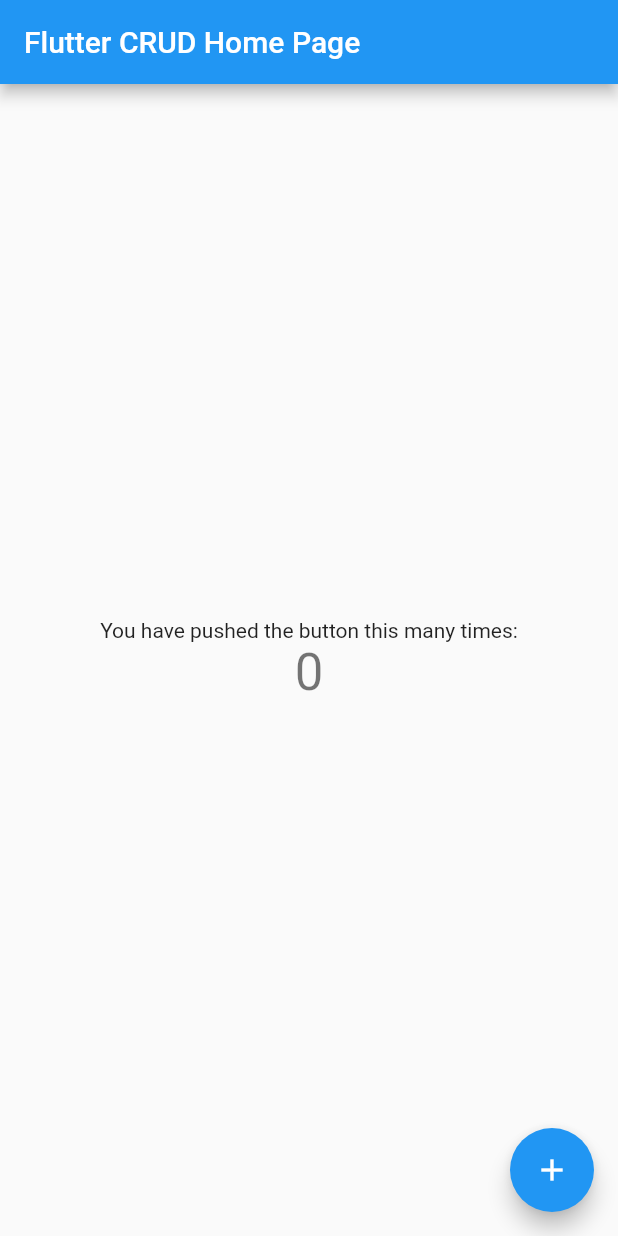
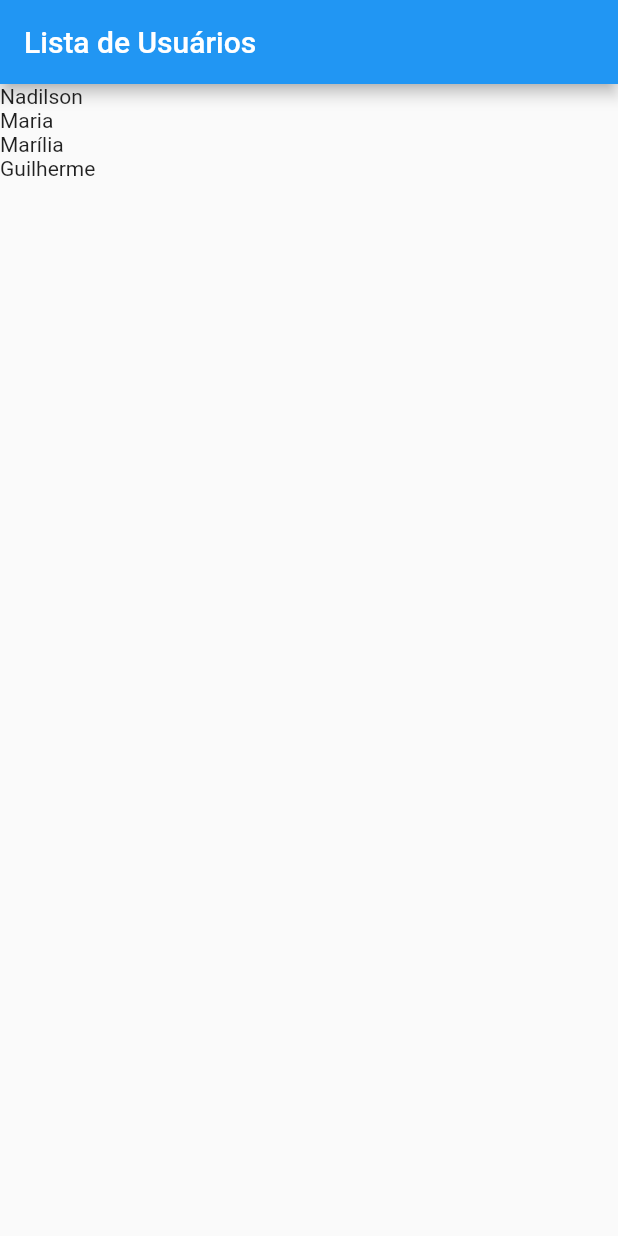
Before and after one commit to Nadilson-IFPE/flutter_crud, a Flutter app: the screen it shows after launch, on a phone screen of 412 x 824 dp. Run offline on Flutter 3.47's test engine with Material 2 defaults, Android fonts, the phone set to English and light mode, and no system bars.

Commit message:
Lista de Usuários

```diff
--- a/lib/data/dummy_users.dart
+++ b/lib/data/dummy_users.dart
@@ -1,29 +1,29 @@
 import 'package:flutter_crud/models/user.dart';
 
 const DUMMY_USERS = {
-    '1': const User(
+    '1': User(
         id: '1',
         name: 'Nadilson',
         email: 'nadilson@alunos.com.br',
-        avatarURL: 'https://cdn.pixabay.com/photo/2016/08/31/11/54/user-1633249_960_720.png'
+        avatarURL: 'https://cdn.pixabay.com/photo/2016/08/31/11/54/user-1633249_960_720.png',
     ),
-    '2': const User(
+    '2': User(
         id: '2',
         name: 'Maria',
         email: 'maria@alunos.com.br',
-        avatarURL: 'https://cdn.pixabay.com/photo/2016/08/31/11/54/user-1633249_960_720.png'
+        avatarURL: 'https://cdn.pixabay.com/photo/2016/08/31/11/54/user-1633249_960_720.png',
     ),
-    '3': const User(
+    '3': User(
         id: '3',
         name: 'Marília',
         email: 'marilia@alunos.com.br',
-        avatarURL: 'https://cdn.pixabay.com/photo/2016/08/31/11/54/user-1633249_960_720.png'
+        avatarURL: 'https://cdn.pixabay.com/photo/2016/08/31/11/54/user-1633249_960_720.png',
     ),
-    '4': const User(
+    '4': User(
         id: '4',
         name: 'Guilherme',
         email: 'guilherme@alunos.com.br',
-        avatarURL: 'https://cdn.pixabay.com/photo/2016/08/31/11/54/user-1633249_960_720.png'
+        avatarURL: 'https://cdn.pixabay.com/photo/2016/08/31/11/54/user-1633249_960_720.png',
     )
 
-}
+};
--- a/lib/main.dart
+++ b/lib/main.dart
@@ -1,115 +1,21 @@
 import 'package:flutter/material.dart';
+import 'package:flutter_crud/views/user_list.dart';
+
 
 void main() {
-  runApp(const MyApp());
+  runApp(MyApp());
 }
 
 class MyApp extends StatelessWidget {
-  const MyApp({Key? key}) : super(key: key);
-
-  // This widget is the root of your application.
   @override
   Widget build(BuildContext context) {
     return MaterialApp(
       title: 'Flutter CRUD',
       theme: ThemeData(
-        // This is the theme of your application.
-        //
-        // Try running your application with "flutter run". You'll see the
-        // application has a blue toolbar. Then, without quitting the app, try
-        // changing the primarySwatch below to Colors.green and then invoke
-        // "hot reload" (press "r" in the console where you ran "flutter run",
-        // or simply save your changes to "hot reload" in a Flutter IDE).
-        // Notice that the counter didn't reset back to zero; the application
-        // is not restarted.
-        primarySwatch: Colors.blue,
+           primarySwatch: Colors.blue,
+           visualDensity: VisualDensity.adaptivePlatformDensity,
       ),
-      home: const MyHomePage(title: 'Flutter CRUD Home Page'),
+      home: UserList(),
     );
   }
 }
-
-class MyHomePage extends StatefulWidget {
-  const MyHomePage({Key? key, required this.title}) : super(key: key);
-
-  // This widget is the home page of your application. It is stateful, meaning
-  // that it has a State object (defined below) that contains fields that affect
-  // how it looks.
-
-  // This class is the configuration for the state. It holds the values (in this
-  // case the title) provided by the parent (in this case the App widget) and
-  // used by the build method of the State. Fields in a Widget subclass are
-  // always marked "final".
-
-  final String title;
-
-  @override
-  State<MyHomePage> createState() => _MyHomePageState();
-}
-
-class _MyHomePageState extends State<MyHomePage> {
-  int _counter = 0;
-
-  void _incrementCounter() {
-    setState(() {
-      // This call to setState tells the Flutter framework that something has
-      // changed in this State, which causes it to rerun the build method below
-      // so that the display can reflect the updated values. If we changed
-      // _counter without calling setState(), then the build method would not be
-      // called again, and so nothing would appear to happen.
-      _counter++;
-    });
-  }
-
-  @override
-  Widget build(BuildContext context) {
-    // This method is rerun every time setState is called, for instance as done
-    // by the _incrementCounter method above.
-    //
-    // The Flutter framework has been optimized to make rerunning build methods
-    // fast, so that you can just rebuild anything that needs updating rather
-    // than having to individually change instances of widgets.
-    return Scaffold(
-      appBar: AppBar(
-        // Here we take the value from the MyHomePage object that was created by
-        // the App.build method, and use it to set our appbar title.
-        title: Text(widget.title),
-      ),
-      body: Center(
-        // Center is a layout widget. It takes a single child and positions it
-        // in the middle of the parent.
-        child: Column(
-          // Column is also a layout widget. It takes a list of children and
-          // arranges them vertically. By default, it sizes itself to fit its
-          // children horizontally, and tries to be as tall as its parent.
-          //
-          // Invoke "debug painting" (press "p" in the console, choose the
-          // "Toggle Debug Paint" action from the Flutter Inspector in Android
-          // Studio, or the "Toggle Debug Paint" command in Visual Studio Code)
-          // to see the wireframe for each widget.
-          //
-          // Column has various properties to control how it sizes itself and
-          // how it positions its children. Here we use mainAxisAlignment to
-          // center the children vertically; the main axis here is the vertical
-          // axis because Columns are vertical (the cross axis would be
-          // horizontal).
-          mainAxisAlignment: MainAxisAlignment.center,
-          children: <Widget>[
-            const Text(
-              'You have pushed the button this many times:',
-            ),
-            Text(
-              '$_counter',
-              style: Theme.of(context).textTheme.headline4,
-            ),
-          ],
-        ),
-      ),
-      floatingActionButton: FloatingActionButton(
-        onPressed: _incrementCounter,
-        tooltip: 'Increment',
-        child: const Icon(Icons.add),
-      ), // This trailing comma makes auto-formatting nicer for build methods.
-    );
-  }
-}
--- a/lib/models/user.dart
+++ b/lib/models/user.dart
@@ -1,14 +1,16 @@
+import 'package:flutter/material.dart';
+
 class User {
     final String id;
     final String name;
     final String email;
-    final String avatURL;
+    final String avatarURL;
 
 
     const User({
-        this.id,
-        @required this.name,
-        @required this.email,
-        @required this.avatURL,
+        required this.id,
+        required this.name,
+        required this.email,
+        required this.avatarURL,
     });
 }
--- /dev/null
+++ b/lib/views/user_list.dart
@@ -0,0 +1,20 @@
+import 'package:flutter/material.dart';
+import 'package:flutter_crud/data/dummy_users.dart';
+
+
+class UserList extends StatelessWidget {
+    @override
+    Widget build(BuildContext context) {
+        const users = {...DUMMY_USERS};
+
+        return Scaffold(
+            appBar: AppBar(
+                title: Text('Lista de Usuários'),
+            ),
+            body: ListView.builder(
+                itemCount: users.length,
+                itemBuilder: (ctx, i) => Text(users.values.elementAt(i).name),
+            )
+        );
+    }
+}
```
Also changed, not shown: 1 other file.
